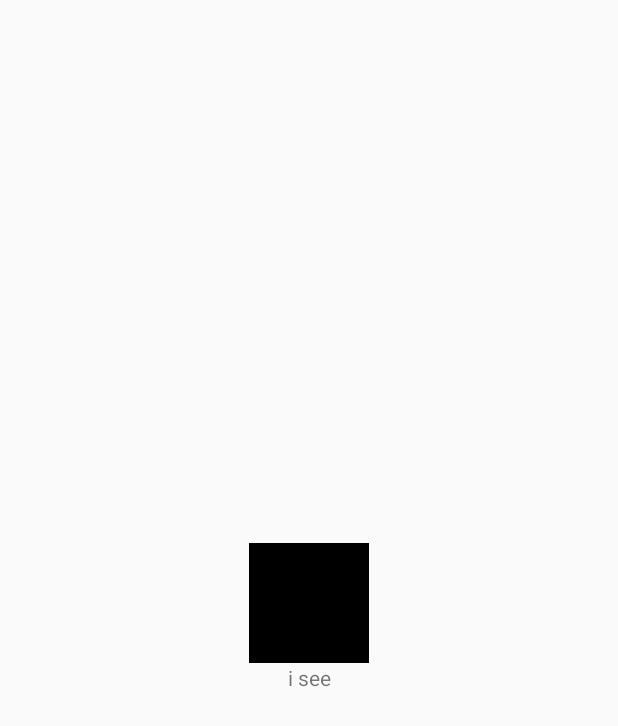
After one commit to MehulRana041285/StoryBook, an Android app: the layout activity_end_story1.xml on its own in the app's theme, with its tools: preview values and no code run, on a phone screen of 412 x 824 dp. The commit adds this screen. Shown: the top 726 px of the screen. Run offline under Robolectric (Android 15) with nearby library versions, the phone set to English and light mode, and no system bars.

Commit message:
End Story page added.

```diff
--- /dev/null
+++ b/src/main/res/layout/activity_end_story1.xml
@@ -0,0 +1,32 @@
+<?xml version="1.0" encoding="utf-8"?>
+<android.support.constraint.ConstraintLayout xmlns:android="http://schemas.android.com/apk/res/android"
+    xmlns:app="http://schemas.android.com/apk/res-auto"
+    xmlns:tools="http://schemas.android.com/tools"
+    android:layout_width="match_parent"
+    android:layout_height="match_parent"
+    tools:context="com.example.samue.interactivefamilystory.main.ui.EndStory1">
+
+
+    <LinearLayout
+        android:layout_width="match_parent"
+        android:layout_height="match_parent"
+        android:orientation="vertical"
+        android:layout_margin="32dp"
+        android:gravity="center">
+
+
+        <ImageView
+            android:id="@+id/icon_image"
+            android:layout_width="80dp"
+            android:layout_height="80dp"
+            tools:src="@android:color/black"/>
+        <TextView
+            android:id="@+id/text_icon"
+            android:layout_width="80dp"
+            android:layout_height="wrap_content"
+            android:gravity="center"
+            tools:text="i see"/>
+    </LinearLayout>
+
+
+</android.support.constraint.ConstraintLayout>
```
Also changed, not shown: src/main/AndroidManifest.xml (+8 -2 lines), src/main/java/com/example/samue/interactivefamilystory/main/FamilyStoryApplication.java (added, +56 -0 lines), src/main/java/com/example/samue/interactivefamilystory/main/StoryAdapter.java (added, +59 -0 lines), src/main/java/com/example/samue/interactivefamilystory/main/model/Page.java (+8 -0 lines), src/main/java/com/example/samue/interactivefamilystory/main/ui/EndStory1.java (added, +60 -0 lines), src/main/java/com/example/samue/interactivefamilystory/main/ui/MainActivity.java (+9 -3 lines), src/main/java/com/example/samue/interactivefamilystory/main/ui/StoryActivity.java (+26 -7 lines), src/main/res/layout/story_grid.xml (added, +40 -0 lines), src/main/res/values/strings.xml (+5 -6 lines), src/main/res/drawable/baby.jpg (deleted), src/main/res/drawable/daddy.jpg (deleted), src/main/res/drawable/daughter.jpg (deleted), src/main/res/drawable/grandma.png (deleted), src/main/res/drawable/grandma2.jpg (deleted), 1 more files.
